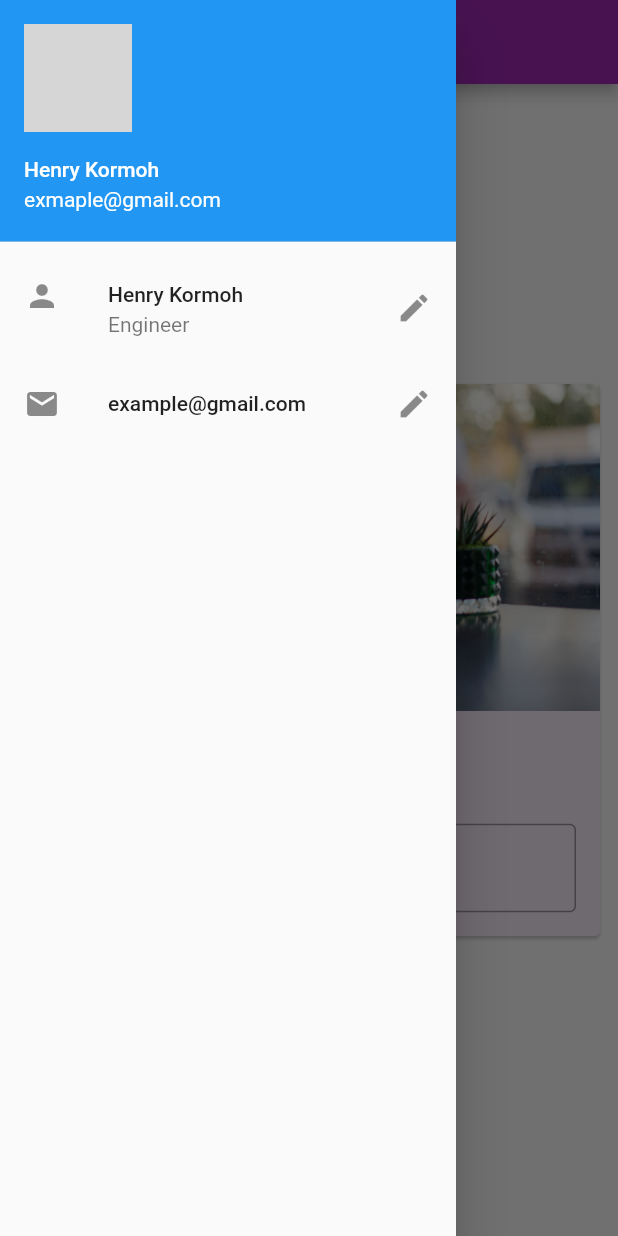
After one commit to sarkis08/awesome-app, a Flutter app: the screen it shows after launch, with the side drawer open, on a phone screen of 412 x 824 dp. The commit adds this screen. Run offline on Flutter 3.47's test engine with Material 2 defaults, Android fonts, the phone set to English and light mode, and no system bars; network calls fail; grey boxes are pictures that could not be loaded.

Commit message:
Organising Flutter Code

```diff
--- /dev/null
+++ b/lib/drawer.dart
@@ -0,0 +1,40 @@
+import 'package:flutter/material.dart';
+
+class DrawerPage extends StatelessWidget {
+  @override
+  Widget build(BuildContext context) {
+
+    return Drawer(
+        child: ListView(
+          padding: const EdgeInsets.all(0),
+          children: <Widget>[
+            // DrawerHeader(
+            //   child: Text('Drawer Header'),
+            //   decoration: BoxDecoration(color: Colors.purple,),
+            //   ),
+            UserAccountsDrawerHeader(
+                accountName: Text('Henry Kormoh'),
+                accountEmail: Text('exmaple@gmail.com'),
+                currentAccountPicture: CircleAvatar(
+                  backgroundImage: NetworkImage(
+                      "https://webwiser.netlify.app/img/webwiser-sm.jpg"),
+                )),
+            ListTile(
+              leading: Icon(Icons.person),
+              title: Text('Henry Kormoh'),
+              subtitle: Text('Engineer'),
+              trailing: Icon(Icons.edit),
+              onTap: () {},
+            ),
+            ListTile(
+              leading: Icon(Icons.email),
+              title: Text('example@gmail.com'),
+              trailing: Icon(Icons.edit),
+              onTap: () {},
+            )
+          ],
+        ),
+      );
+  }
+
+}
--- /dev/null
+++ b/lib/name_card_widget.dart
@@ -0,0 +1,47 @@
+
+import 'package:flutter/material.dart';
+
+class NameCardWidget extends StatelessWidget {
+  const NameCardWidget({
+    Key key,
+    @required this.myText,
+    @required TextEditingController nameController,
+  }) : _nameController = nameController, super(key: key);
+
+  final String myText;
+  final TextEditingController _nameController;
+
+  @override
+  Widget build(BuildContext context) {
+    return Card(
+      color: Colors.purple[50],
+      child: Column(
+        children: <Widget>[
+          Image.asset(
+            "assets/james-harriso.jpg",
+          ),
+          SizedBox(
+            height: 15,
+          ),
+          Text(
+            myText,
+            style: TextStyle(fontSize: 25),
+          ),
+          SizedBox(
+            height: 15,
+          ),
+          Padding(
+            padding: const EdgeInsets.all(16.0),
+            child: TextField(
+               controller: _nameController,
+              decoration: InputDecoration(
+                  border: OutlineInputBorder(),
+                  hintText: "Enter Name",
+                  labelText: "Name"),
+            ),
+          )
+        ],
+      ),
+    );
+  }
+}
--- /dev/null
+++ b/lib/pages/home_page.dart
@@ -0,0 +1,48 @@
+
+import 'package:flutter/material.dart';
+
+import '../drawer.dart';
+import '../name_card_widget.dart';
+
+class HomePage extends StatefulWidget {
+  const HomePage({
+    Key key,
+  }) : super(key: key);
+
+  @override
+  _HomePageState createState() => _HomePageState();
+}
+
+class _HomePageState extends State<HomePage> {
+
+  var myText = "Change My Name";
+  TextEditingController _nameController = TextEditingController();
+
+  @override
+  Widget build(BuildContext context) {
+    return Scaffold(
+      backgroundColor: Colors.grey[100],
+      appBar: AppBar(
+        title: Text('Flutter App'),
+      ),
+      drawer: DrawerPage(),
+      body: Center(
+        child: Padding(
+          padding: const EdgeInsets.all(8.0),
+          child: SingleChildScrollView(
+            child: NameCardWidget(myText: myText, nameController: _nameController),
+          ),
+        ),
+      ),
+      floatingActionButton: FloatingActionButton(
+        onPressed: () {
+          myText = _nameController.text;
+          setState(() {});
+        },
+        child: Icon(Icons.send),
+        backgroundColor: Colors.purple,
+      ),
+      floatingActionButtonLocation: FloatingActionButtonLocation.centerDocked,
+    );
+  }
+}
```
Also changed, not shown: lib/main.dart (+9 -104 lines), 1 other file.
